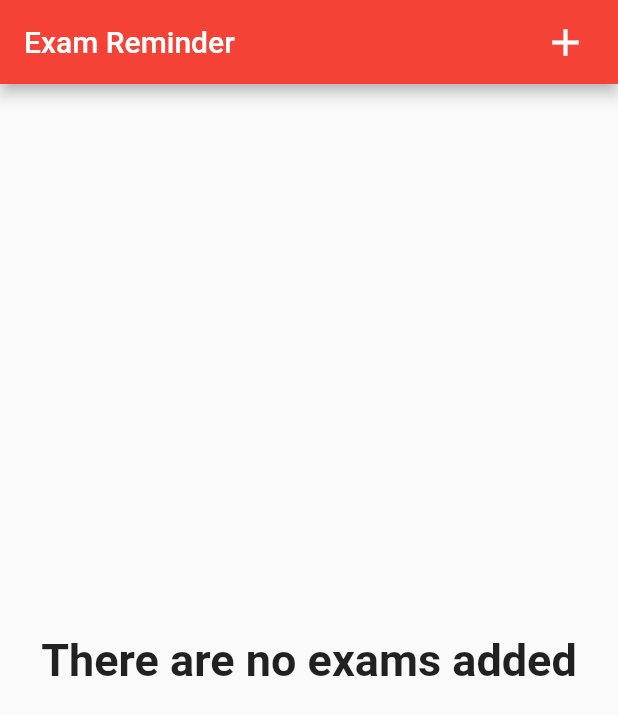
After one commit to Flutter-Labs-MIS/lab_5, a Flutter app: the screen it shows after launch, on a phone screen of 412 x 824 dp. The commit adds this screen. Shown: the top 715 px of the screen. Run offline on Flutter 3.47's test engine with Material 2 defaults, Android fonts, the phone set to English and light mode, and no system bars; our stand-ins replace nanoid.

Commit message:
Restructered files

```diff
--- /dev/null
+++ b/lib/screens/home.dart
@@ -0,0 +1,77 @@
+import 'package:flutter/material.dart';
+import '../widgets/exam_card.dart';
+import '../widgets/new_exam_item_form.dart';
+import '../models/exam.dart';
+
+class Home extends StatefulWidget {
+  const Home({Key? key, required this.title}) : super(key: key);
+
+  final String title;
+
+  @override
+  State<Home> createState() => _HomeState();
+}
+
+class _HomeState extends State<Home> {
+  final List<ExamCard> _exams = [];
+
+  void _showModalForm(ctx) {
+    showModalBottomSheet(
+      context: ctx,
+      builder: (_) {
+        return GestureDetector(
+          onTap: () => {},
+          behavior: HitTestBehavior.opaque,
+          child: NewExamItemForm(_addExamToList),
+        );
+      },
+    );
+  }
+
+  void _addExamToList(Exam exam) {
+    setState(() {
+      _exams.add(ExamCard(exam));
+    });
+  }
+
+  @override
+  Widget build(BuildContext context) {
+    return Scaffold(
+      appBar: AppBar(
+        title: Text(widget.title),
+        actions: [
+          Padding(
+            padding: const EdgeInsets.only(
+              right: 20,
+            ),
+            child: GestureDetector(
+              onTap: () => _showModalForm(context),
+              child: const Icon(
+                Icons.add,
+                size: 30,
+              ),
+            ),
+          )
+        ],
+      ),
+      body: _exams.isEmpty
+          ? const Center(
+              child: Text(
+                "There are no exams added",
+                style: TextStyle(
+                  fontSize: 30,
+                  fontWeight: FontWeight.bold,
+                ),
+              ),
+            )
+          : ListView.builder(
+              itemBuilder: (ctx, index) {
+                return ExamCard(
+                  _exams[index].exam,
+                );
+              },
+              itemCount: _exams.length,
+            ),
+    );
+  }
+}
--- /dev/null
+++ b/lib/utilities/router/router.dart
@@ -0,0 +1,29 @@
+import 'package:flutter/material.dart';
+import 'package:lab_3/screens/home.dart';
+
+class RouterGenerator {
+  static Route<dynamic> generateRoute(RouteSettings settings) {
+    final args = settings.arguments;
+
+    switch (settings.name) {
+      case 'home':
+        return MaterialPageRoute(
+          builder: (_) => const Home(
+            title: "Exam Reminder",
+          ),
+        );
+      default:
+        return _error();
+    }
+  }
+
+  static String homeRoute = 'home';
+
+  static Route<dynamic> _error() {
+    return MaterialPageRoute(
+      builder: (_) => const Text(
+        '404: Not Found',
+      ),
+    );
+  }
+}
--- a/lib/exam_card.dart
+++ b/lib/widgets/exam_card.dart
@@ -1,5 +1,5 @@
 import 'package:flutter/material.dart';
-import 'models/exam.dart';
+import '../models/exam.dart';
 
 class ExamCard extends StatelessWidget {
   final Exam exam;
```
Also changed, not shown: lib/main.dart (+3 -77 lines).
